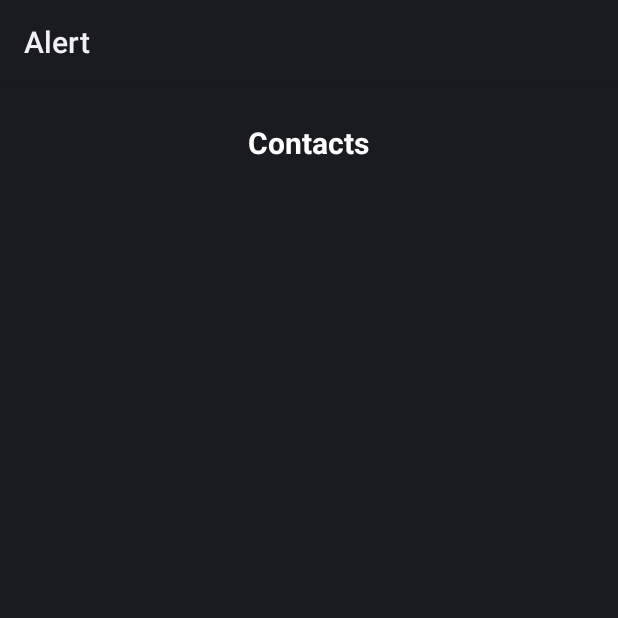
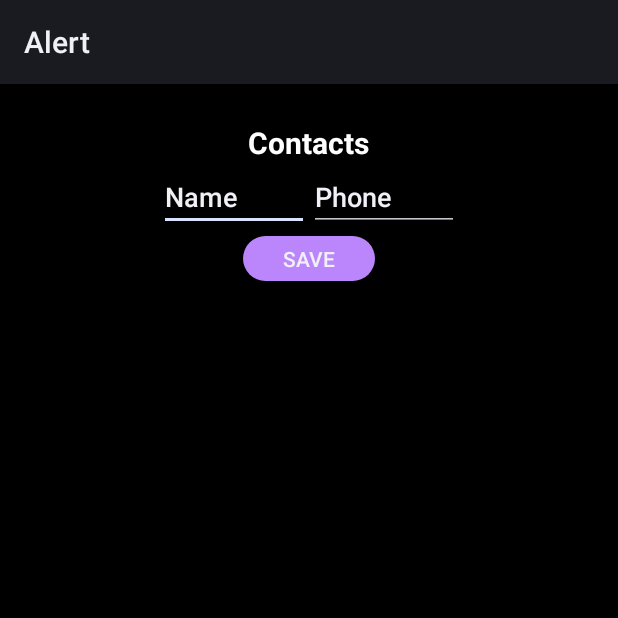
Before and after one commit to Pegassuo/Fall_Detection, an Android app built with Jetpack Compose: the ContactsActivity screen opened directly, with no data from a screen before it, on a phone screen of 412 x 824 dp, the top half of it. Run offline under Robolectric (Android 15) with nearby library versions, the phone set to English and light mode, and no system bars.

Commit message:
Layout: Update layouts

```diff
--- a/app/src/main/res/layout/alert.xml
+++ b/app/src/main/res/layout/alert.xml
@@ -3,7 +3,8 @@
     android:id="@+id/alertRoot"
     android:orientation="vertical"
     android:layout_width="match_parent"
-    android:layout_height="match_parent">
+    android:layout_height="match_parent"
+    android:background="@color/black">
 
     <TextView
         android:layout_width="wrap_content"
@@ -36,7 +37,7 @@
 
     <LinearLayout
         android:layout_width="match_parent"
-        android:layout_height="match_parent"
+        android:layout_height="wrap_content"
         android:gravity="center_horizontal">
 
         <Button
--- a/app/src/main/res/layout/contacts.xml
+++ b/app/src/main/res/layout/contacts.xml
@@ -1,18 +1,67 @@
 <?xml version="1.0" encoding="utf-8"?>
 <LinearLayout xmlns:android="http://schemas.android.com/apk/res/android"
+    xmlns:app="http://schemas.android.com/apk/res-auto"
     android:id="@+id/contactsRoot"
     android:orientation="vertical"
     android:layout_width="match_parent"
-    android:layout_height="match_parent">
+    android:layout_height="match_parent"
+    android:layout_gravity="center"
+    android:background="@color/black">
 
     <TextView
         android:layout_width="wrap_content"
         android:layout_height="wrap_content"
-        android:layout_gravity="center"
+        android:gravity="center"
         android:textSize="20sp"
         android:layout_marginTop="25dp"
         android:textStyle="bold"
         android:textColor="@color/white"
+        android:layout_gravity="center"
         android:text="Contacts" />
 
+    <LinearLayout
+        android:layout_width="match_parent"
+        android:layout_height="wrap_content"
+        android:gravity="center_horizontal">
+
+        <EditText
+            android:id="@+id/textName"
+            android:layout_width="100sp"
+            android:layout_height="wrap_content"
+            android:gravity="start"
+            android:ems="10"
+            android:inputType="text"
+            android:text="Name" />
+
+        <EditText
+            android:id="@+id/textPhone"
+            android:layout_width="100sp"
+            android:layout_height="wrap_content"
+            android:gravity="start"
+            android:ems="10"
+            android:inputType="phone"
+            android:text="Phone" />
+
+    </LinearLayout>
+
+    <Button
+        android:id="@+id/saveContactButton"
+        android:layout_width="wrap_content"
+        android:layout_height="30sp"
+        android:layout_marginTop="3dp"
+        android:background="@drawable/rounded_button"
+        android:layout_gravity="center"
+        android:text="@string/save"/>
+
+    <androidx.recyclerview.widget.RecyclerView
+        android:id="@+id/recycler_view_contacts"
+        android:layout_width="wrap_content"
+        android:layout_height="wrap_content"
+        android:layout_gravity="center_horizontal"
+        app:layoutManager="androidx.recyclerview.widget.LinearLayoutManager"
+        android:nestedScrollingEnabled="false">
+
+    </androidx.recyclerview.widget.RecyclerView>
+
+
 </LinearLayout>
--- a/app/src/main/res/values/strings.xml
+++ b/app/src/main/res/values/strings.xml
@@ -12,5 +12,6 @@
     <string name="chip_placeholder">Chip Placeholder</string>
     <string name="accept">Accept</string>
     <string name="decline">Decline</string>
+    <string name="save">Save</string>
     <string name="fall_detected">A fall was detected! Send alert?</string>
 </resources>
```
